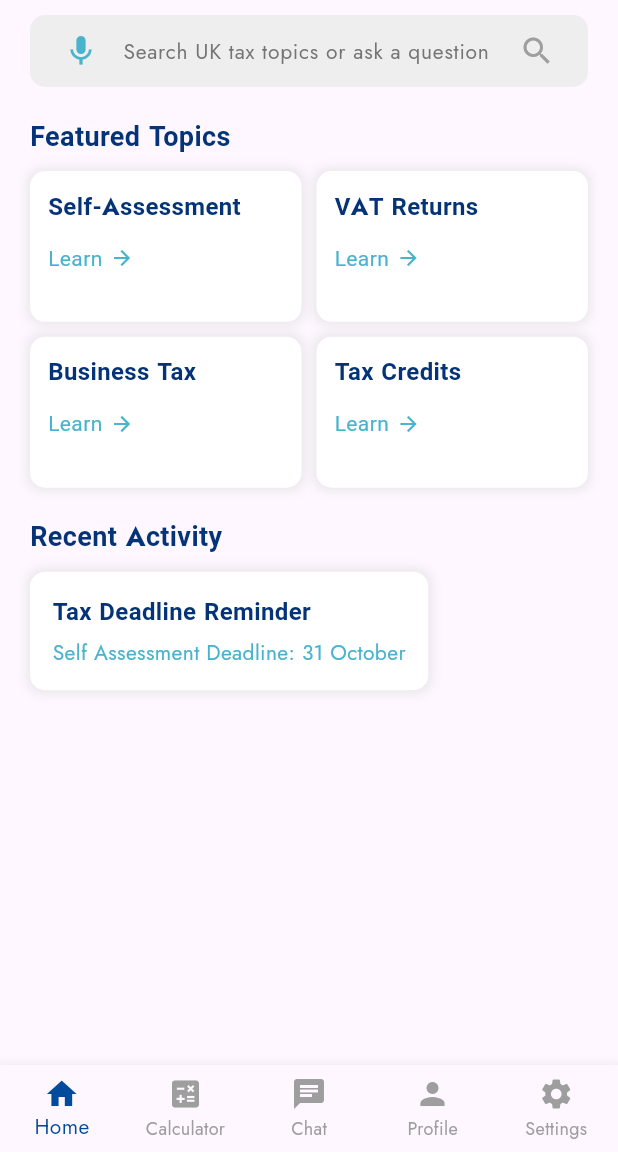
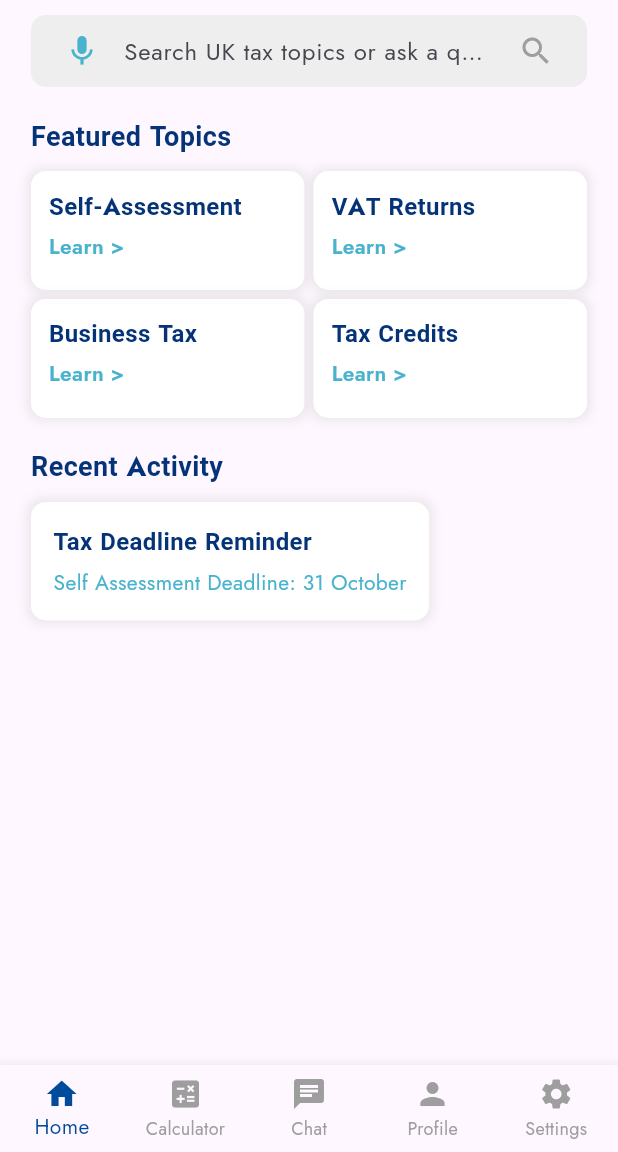
Before and after one commit to leohmq12/taxbuddy, a Flutter app: the HomeScreen screen opened by its route, on a phone screen of 412 x 824 dp, the part 84-1236 px from its top. Run offline on Flutter 3.47's test engine with Material 3 defaults, Android fonts, the phone set to English and light mode, and no system bars; our stand-ins replace audioplayers, firebase_auth, firebase_core, flutter_dotenv, flutter_tts, google_fonts and 1 more; accounts and stored records are empty.

Commit message:
client's feedback work initiated

```diff
--- a/lib/screens/splash_screens/chatscreen.dart
+++ b/lib/screens/splash_screens/chatscreen.dart
@@ -69,10 +69,17 @@ class _ChatScreenState extends State<ChatScreen> {
   @override
   Widget build(BuildContext context) {
     return Scaffold(
-      backgroundColor: Colors.white,
       appBar: AppBar(
         backgroundColor: Colors.blue[900],
-        title: Text(
+        automaticallyImplyLeading: false, // Removes the back button
+        title: Row(
+          children: [
+            CircleAvatar(
+              backgroundImage: AssetImage('assets/images/image1.png'),
+              radius: 18,
+            ),
+            const SizedBox(width: 10),
+            Text(
               "AI Tax Assistant",
               style: GoogleFonts.urbanist(
                 fontSize: 18,
@@ -80,7 +87,10 @@ class _ChatScreenState extends State<ChatScreen> {
                 color: Colors.white,
               ),
             ),
+          ],
         ),
+      ),
+
       body: Column(
         children: [
           Expanded(
--- a/lib/screens/splash_screens/home.dart
+++ b/lib/screens/splash_screens/home.dart
@@ -15,10 +15,9 @@ class HomeScreen extends StatefulWidget {
 }
 
 class _HomeScreenState extends State<HomeScreen> {
-  int _selectedIndex = 0; // Tracks the active tab index
+  int _selectedIndex = 0;
 
   final List<Widget> _screens = [
-    /// ✅ Home Screen with **AppBar**
     Scaffold(
       appBar: AppBar(
         backgroundColor: const Color(0xFF004B9C),
@@ -45,8 +44,6 @@ class _HomeScreenState extends State<HomeScreen> {
       ),
       body: const HomeContent(),
     ),
-
-    /// ✅ Other Screens (No AppBar)
     const TaxCalculatorScreen(),
     const ChatScreen(),
     const ProfileScreen(),
@@ -64,14 +61,13 @@ class _HomeScreenState extends State<HomeScreen> {
     return WillPopScope(
       onWillPop: () async {
         if (_selectedIndex != 0) {
-          // If not on the home tab, navigate back to Home instead of exiting
           setState(() {
             _selectedIndex = 0;
           });
           return false;
         }
         SystemNavigator.pop();
-        return false; // Prevents the app to go back to splash screen
+        return false;
       },
       child: Scaffold(
         backgroundColor: Colors.white,
@@ -84,7 +80,6 @@ class _HomeScreenState extends State<HomeScreen> {
     );
   }
 
-  /// **🔹 Bottom Navigation Bar**
   Widget _buildBottomNavBar() {
     return BottomNavigationBar(
       currentIndex: _selectedIndex,
@@ -103,14 +98,18 @@ class _HomeScreenState extends State<HomeScreen> {
   }
 }
 
-/// **🏠 Home Content (Separated for Better Management)**
 class HomeContent extends StatelessWidget {
   const HomeContent({super.key});
 
   @override
   Widget build(BuildContext context) {
+    return LayoutBuilder(
+      builder: (context, constraints) {
         return Padding(
-      padding: const EdgeInsets.symmetric(horizontal: 20),
+          padding: EdgeInsets.symmetric(horizontal: MediaQuery
+              .of(context)
+              .size
+              .width * 0.05),
           child: SingleChildScrollView(
             child: Column(
               crossAxisAlignment: CrossAxisAlignment.start,
@@ -130,9 +129,10 @@ class HomeContent extends StatelessWidget {
             ),
           ),
         );
+      },
+    );
   }
 
-  /// **🔍 Search Bar**
   Widget _buildSearchBar(BuildContext context) {
     TextEditingController searchController = TextEditingController();
 
@@ -144,16 +144,8 @@ class HomeContent extends StatelessWidget {
       ),
       child: TextField(
         controller: searchController,
-        style: TextStyle(
-          color: Colors.grey[700],
-          fontSize: 16,
-        ),
         decoration: InputDecoration(
           hintText: 'Search UK tax topics or ask a question',
-          hintStyle: TextStyle(
-            color: Colors.grey[600],
-            fontSize: 14,
-          ),
           border: InputBorder.none,
           contentPadding: const EdgeInsets.symmetric(vertical: 12),
           prefixIcon: const Icon(Icons.mic, color: Color(0xFF49B3CD)),
@@ -171,7 +163,26 @@ class HomeContent extends StatelessWidget {
     );
   }
 
-  /// **📌 Section Titles**
+  Widget _buildFeaturedTopics(BuildContext context) {
+    List<String> topics = ['Self-Assessment', 'VAT Returns', 'Business Tax', 'Tax Credits'];
+
+    return GridView.builder(
+      shrinkWrap: true,
+      physics: const NeverScrollableScrollPhysics(),
+      gridDelegate: SliverGridDelegateWithFixedCrossAxisCount(
+        crossAxisCount: 2, // 2 cards per row
+        crossAxisSpacing: 6, // 🔹 Reduced space between columns
+        mainAxisSpacing: 6,  // 🔹 Reduced space between rows
+        childAspectRatio: 2.3, // 🔹 Adjust for better fitting
+      ),
+      itemCount: topics.length,
+      itemBuilder: (context, index) {
+        return _buildTopicCard(context, topics[index]);
+      },
+    );
+  }
+
+
   Widget _buildSectionTitle(String title) {
     return Text(
       title,
@@ -184,86 +195,55 @@ class HomeContent extends StatelessWidget {
     );
   }
 
-  /// **📚 Featured Topics**
-  Widget _buildFeaturedTopics(BuildContext context) {
-    List<Map<String, String>> topics = [
-      {'title': 'Self-Assessment'},
-      {'title': 'VAT Returns'},
-      {'title': 'Business Tax'},
-      {'title': 'Tax Credits'},
-    ];
-
-    return GridView.builder(
-      shrinkWrap: true,
-      physics: const NeverScrollableScrollPhysics(),
-      gridDelegate: const SliverGridDelegateWithFixedCrossAxisCount(
-        crossAxisCount: 2,
-        crossAxisSpacing: 10,
-        mainAxisSpacing: 10,
-        childAspectRatio: 1.8,
+  Widget _buildTopicCard(BuildContext context, String title) {
+    return GestureDetector(
+      onTap: () =>
+          Navigator.push(
+            context,
+            MaterialPageRoute(
+                builder: (context) => TaxAssistantScreen(topic: title)),
           ),
-      itemCount: topics.length,
-      itemBuilder: (context, index) {
-        return _buildTopicCard(context, topics[index]['title']!);
-      },
-    );
-  }
-
-  /// **📌 Topic Card with "Learn >" Button**
-  Widget _buildTopicCard(BuildContext context, String title) {
-    return Container(
+      child: Container(
+        width: 140, // Keep your custom width
+        height: 80, // Keep your custom height
+        padding: const EdgeInsets.all(12),
+        alignment: Alignment.topLeft, // 🔹 Ensures content starts from top-left
         decoration: BoxDecoration(
           color: Colors.white,
           borderRadius: BorderRadius.circular(10),
           boxShadow: [
-          BoxShadow(
-              color: Colors.grey.withAlpha(50), blurRadius: 5, spreadRadius: 2),
+            BoxShadow(color: Colors.grey.withAlpha(50),
+                blurRadius: 5,
+                spreadRadius: 2)
           ],
         ),
-      padding: const EdgeInsets.all(12),
         child: Column(
-        crossAxisAlignment: CrossAxisAlignment.start,
-        mainAxisSize: MainAxisSize.min,
+          crossAxisAlignment: CrossAxisAlignment.start, // 🔹 Aligns text to left
+          mainAxisAlignment: MainAxisAlignment.start, // 🔹 Keeps content at top
           children: [
             Text(
               title,
               style: const TextStyle(
                 fontSize: 16,
+                fontWeight: FontWeight.bold,
                 fontFamily: 'OakSans',
-              fontWeight: FontWeight.bold,
                 color: Color(0xFF043377),
               ),
             ),
-          const SizedBox(height: 13),
-          GestureDetector(
-            onTap: () {
-              Navigator.push(
-                context,
-                MaterialPageRoute(
-                  builder: (context) => TaxAssistantScreen(topic: title),
-                ),
-              );
-            },
-            child: const Row(
-              children: [
+            const SizedBox(height: 5), // 🔹 Small space between title & label
             Text(
-                  'Learn',
+              "Learn >",
               style: TextStyle(
                 fontSize: 14,
-                    fontFamily: 'OakSans',
-                    color: Color(0xFF49B3CD),
-                  ),
-                ),
-                SizedBox(width: 5),
-                Icon(Icons.arrow_forward, size: 16, color: Color(0xFF49B3CD)),
-              ],
+                fontWeight: FontWeight.w600,
+                color: const Color(0xFF49B3CD), // 🔹 Keeps "Learn >" distinct
               ),
             ),
           ],
         ),
+      ),
     );
   }
-
 
 
   /// **🕒 Recent Activity**
@@ -299,5 +279,4 @@ class HomeContent extends StatelessWidget {
       ),
     );
   }
-
 }
--- a/lib/screens/splash_screens/learn_screen.dart
+++ b/lib/screens/splash_screens/learn_screen.dart
@@ -7,6 +7,7 @@ import '../splash_screens/tax_calculator.dart';
 import '../splash_screens/settings.dart';
 import '../splash_screens/chatscreen.dart';
 import '../splash_screens/profile.dart';
+import 'package:google_fonts/google_fonts.dart';
 
 class TaxAssistantScreen extends StatefulWidget {
   final String topic;
@@ -97,7 +98,15 @@ class _TaxAssistantScreenState extends State<TaxAssistantScreen> {
   Widget build(BuildContext context) {
     return Scaffold(
       appBar: AppBar(
-        title: const Text("Tax Assistant"),
+        backgroundColor: Colors.blue[900],
+        title: Text(
+            "Tax Assistant",
+            style: GoogleFonts.urbanist(
+              fontSize: 18,
+              fontWeight: FontWeight.bold,
+              color: Colors.white,
+            ),
+        ),
         leading: IconButton(
           icon: const Icon(Icons.arrow_back),
           onPressed: () => Navigator.pop(context),
```
Lines whose indentation alone changed are shown as unchanged.
